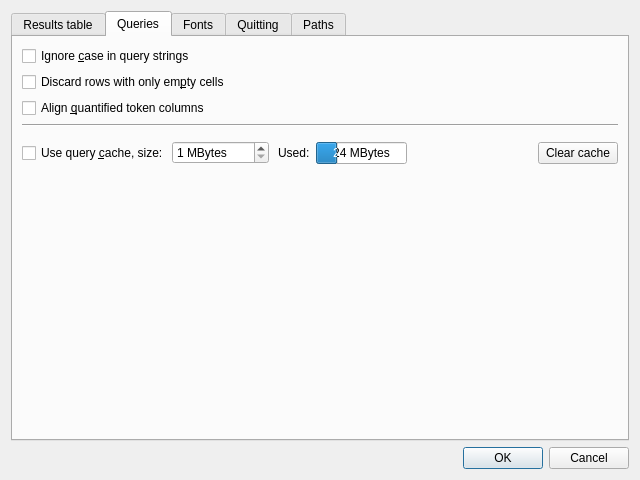
Qt form coquery/gui/ui/settings.ui (gkunter/coquery) before a commit.
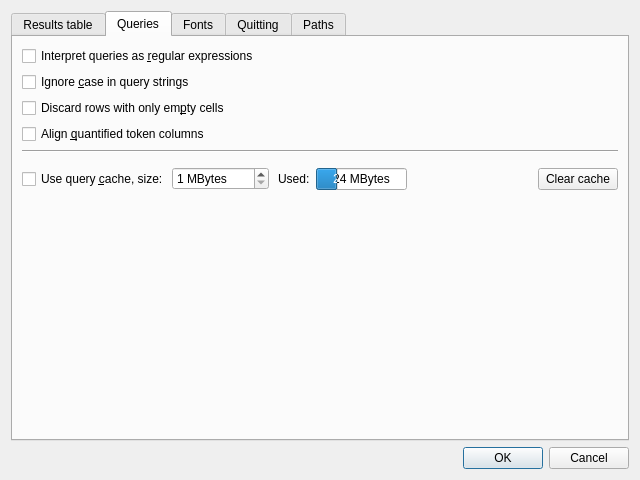
The same form after that commit. The open tabs and pages were chosen to show the change. Icons and pictures are not drawn.

Commit message: Add regexp setting

Patch:
```diff
--- a/coquery/gui/ui/settings.ui
+++ b/coquery/gui/ui/settings.ui
@@ -188,6 +188,13 @@
        <string>Queries</string>
       </attribute>
       <layout class="QVBoxLayout" name="verticalLayout_2">
+       <item>
+        <widget class="QCheckBox" name="check_regular_expressions">
+         <property name="text">
+          <string>Interpret queries as &amp;regular expressions</string>
+         </property>
+        </widget>
+       </item>
        <item>
         <widget class="QCheckBox" name="check_ignore_case_query">
          <property name="text">
```
Left out of the diff: 22 changed lines with no effect on the pictures. The commit also changes 3 other files.
